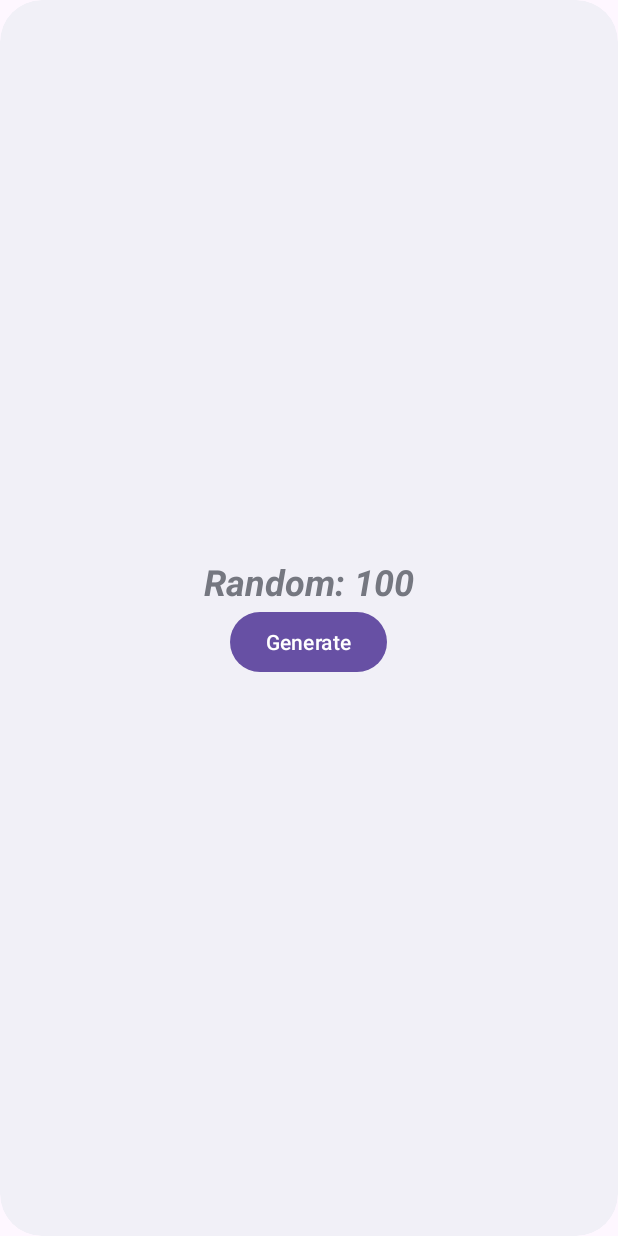
After one commit to jimbonlemu/Android-Intermediate, an Android app: the layout random_number_widget.xml on its own in the app's theme, with its tools: preview values and no code run, on a phone screen of 412 x 824 dp. The commit adds this screen. Run offline under Robolectric (Android 15) with nearby library versions, the phone set to English and light mode, and no system bars.

Commit message:
Creating widgets that generates random number

```diff
--- /dev/null
+++ b/app/src/main/res/drawable-v21/app_widget_background.xml
@@ -0,0 +1,10 @@
+<?xml version="1.0" encoding="utf-8"?><!--
+Background for widgets to make the rounded corners based on the
+appWidgetRadius attribute value
+-->
+<shape xmlns:android="http://schemas.android.com/apk/res/android"
+    android:shape="rectangle">
+
+    <corners android:radius="?attr/appWidgetRadius" />
+    <solid android:color="?android:attr/colorBackground" />
+</shape>
--- /dev/null
+++ b/app/src/main/res/layout/random_number_widget.xml
@@ -0,0 +1,31 @@
+<RelativeLayout xmlns:android="http://schemas.android.com/apk/res/android"
+    style="@style/Widget.MyCustomView.AppWidget.Container"
+    android:layout_width="match_parent"
+    android:layout_height="match_parent"
+    android:theme="@style/Theme.MyCustomView.AppWidgetContainer">
+
+    <LinearLayout
+        android:layout_width="match_parent"
+        android:layout_height="wrap_content"
+        android:layout_centerHorizontal="true"
+        android:layout_centerVertical="true"
+        android:orientation="vertical">
+        <TextView
+            android:id="@+id/appwidget_text"
+            android:layout_width="wrap_content"
+            android:layout_height="wrap_content"
+            android:layout_weight="1"
+            android:layout_gravity="center"
+            android:contentDescription="@string/appwidget_text"
+            android:text="@string/random"
+            android:textSize="24sp"
+            android:textStyle="bold|italic" />
+        <Button
+            android:id="@+id/btn_click"
+            android:layout_width="wrap_content"
+            android:layout_height="wrap_content"
+            android:layout_gravity="center"
+            android:layout_weight="1"
+            android:text="@string/generate" />
+    </LinearLayout>
+</RelativeLayout>
--- /dev/null
+++ b/app/src/main/res/values-night-v31/themes.xml
@@ -0,0 +1,10 @@
+<?xml version="1.0" encoding="utf-8"?>
+<resources>
+    <!--
+    Having themes.xml for night-v31 because of the priority order of the resource qualifiers.
+    -->
+    <style name="Theme.MyCustomView.AppWidgetContainerParent" parent="@android:style/Theme.DeviceDefault.DayNight">
+        <item name="appWidgetRadius">@android:dimen/system_app_widget_background_radius</item>
+        <item name="appWidgetInnerRadius">@android:dimen/system_app_widget_inner_radius</item>
+    </style>
+</resources>
--- /dev/null
+++ b/app/src/main/res/values-v21/styles.xml
@@ -0,0 +1,14 @@
+<resources>
+
+    <style name="Widget.MyCustomView.AppWidget.Container" parent="android:Widget">
+        <item name="android:id">@android:id/background</item>
+        <item name="android:padding">?attr/appWidgetPadding</item>
+        <item name="android:background">@drawable/app_widget_background</item>
+    </style>
+
+    <style name="Widget.MyCustomView.AppWidget.InnerView" parent="android:Widget">
+        <item name="android:padding">?attr/appWidgetPadding</item>
+        <item name="android:background">@drawable/app_widget_inner_view_background</item>
+        <item name="android:textColor">?android:attr/textColorPrimary</item>
+    </style>
+</resources>
--- /dev/null
+++ b/app/src/main/res/values-v31/styles.xml
@@ -0,0 +1,16 @@
+<resources>
+
+    <style name="Widget.MyCustomView.AppWidget.Container" parent="android:Widget">
+        <item name="android:id">@android:id/background</item>
+        <item name="android:padding">?attr/appWidgetPadding</item>
+        <item name="android:background">@drawable/app_widget_background</item>
+        <item name="android:clipToOutline">true</item>
+    </style>
+
+    <style name="Widget.MyCustomView.AppWidget.InnerView" parent="android:Widget">
+        <item name="android:padding">?attr/appWidgetPadding</item>
+        <item name="android:background">@drawable/app_widget_inner_view_background</item>
+        <item name="android:textColor">?android:attr/textColorPrimary</item>
+        <item name="android:clipToOutline">true</item>
+    </style>
+</resources>
--- /dev/null
+++ b/app/src/main/res/values-v31/themes.xml
@@ -0,0 +1,11 @@
+<?xml version="1.0" encoding="utf-8"?>
+<resources>
+    <!--
+    Having themes.xml for v31 variant because @android:dimen/system_app_widget_background_radius
+     and @android:dimen/system_app_widget_internal_padding requires API level 31
+    -->
+    <style name="Theme.MyCustomView.AppWidgetContainerParent" parent="@android:style/Theme.DeviceDefault.DayNight">
+        <item name="appWidgetRadius">@android:dimen/system_app_widget_background_radius</item>
+        <item name="appWidgetInnerRadius">@android:dimen/system_app_widget_inner_radius</item>
+    </style>
+</resources>
--- a/app/src/main/res/values/colors.xml
+++ b/app/src/main/res/values/colors.xml
@@ -2,4 +2,8 @@
 <resources>
     <color name="black">#FF000000</color>
     <color name="white">#FFFFFFFF</color>
+    <color name="light_blue_50">#FFE1F5FE</color>
+    <color name="light_blue_200">#FF81D4FA</color>
+    <color name="light_blue_600">#FF039BE5</color>
+    <color name="light_blue_900">#FF01579B</color>
 </resources>
--- a/app/src/main/res/values/strings.xml
+++ b/app/src/main/res/values/strings.xml
@@ -1,3 +1,8 @@
 <resources>
-    <string name="app_name">MyCustomView</string>
+    <string name="app_name">My Widgets</string>
+    <string name="appwidget_text">EXAMPLE</string>
+    <string name="add_widget">Add widget</string>
+    <string name="app_widget_description">This is an app widget description</string>
+    <string name="random">Random: 100</string>
+    <string name="generate">Generate</string>
 </resources>
--- /dev/null
+++ b/app/src/main/res/values/styles.xml
@@ -0,0 +1,12 @@
+<resources>
+
+    <style name="Widget.MyCustomView.AppWidget.Container" parent="android:Widget">
+        <item name="android:id">@android:id/background</item>
+        <item name="android:background">?android:attr/colorBackground</item>
+    </style>
+
+    <style name="Widget.MyCustomView.AppWidget.InnerView" parent="android:Widget">
+        <item name="android:background">?android:attr/colorBackground</item>
+        <item name="android:textColor">?android:attr/textColorPrimary</item>
+    </style>
+</resources>
--- a/app/src/main/res/values/themes.xml
+++ b/app/src/main/res/values/themes.xml
@@ -6,4 +6,19 @@
     </style>
 
     <style name="Theme.MyCustomView" parent="Base.Theme.MyCustomView" />
+
+    <style name="Theme.MyCustomView.AppWidgetContainerParent" parent="@android:style/Theme.DeviceDefault">
+        <!-- Radius of the outer bound of widgets to make the rounded corners -->
+        <item name="appWidgetRadius">16dp</item>
+        <!--
+        Radius of the inner view's bound of widgets to make the rounded corners.
+        It needs to be 8dp or less than the value of appWidgetRadius
+        -->
+        <item name="appWidgetInnerRadius">8dp</item>
+    </style>
+
+    <style name="Theme.MyCustomView.AppWidgetContainer" parent="Theme.MyCustomView.AppWidgetContainerParent">
+        <!-- Apply padding to avoid the content of the widget colliding with the rounded corners -->
+        <item name="appWidgetPadding">16dp</item>
+    </style>
 </resources>
```
Also changed, not shown: app/src/main/AndroidManifest.xml (+13 -0 lines), app/src/main/java/com/jimbonlemu/mycustomview/NumberGenerator.kt (added, +8 -0 lines), app/src/main/java/com/jimbonlemu/mycustomview/RandomNumberWidget.kt (added, +72 -0 lines), app/src/main/res/drawable-v21/app_widget_inner_view_background.xml (added, +10 -0 lines), app/src/main/res/values/attrs.xml (added, +7 -0 lines), app/src/main/res/values/dimens.xml (added, +10 -0 lines), app/src/main/res/xml/random_number_widget_info.xml (added, +14 -0 lines), app/src/main/res/drawable-nodpi/example_appwidget_preview.png (added).
